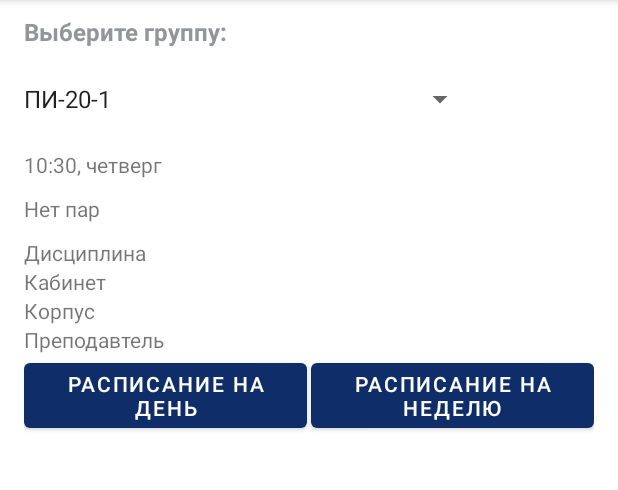
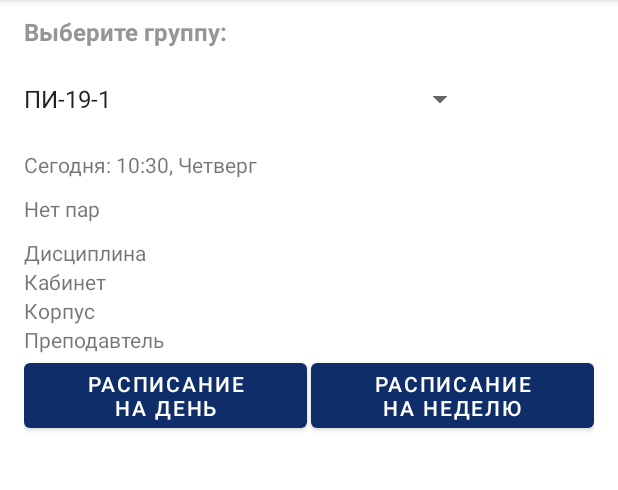
Before and after one commit to miamib34ch/HSE-MD-Timetable, an Android app: the StudentActivity screen opened directly, with no data from a screen before it, on a phone screen of 412 x 824 dp, the part 84-574 px from its top. Run offline under Robolectric (Android 15) with nearby library versions, the phone set to English and light mode, and no system bars.

Commit message:
Поменял форматирование строк в strings.xml, в StudentActivity.java сделал метод сборки моков, в StudentActivity.java и в TeacherActivity.java поменял метод добавления в лейбл даты

```diff
--- a/app/src/main/java/org/hse/timetableforhsefe/StudentActivity.java
+++ b/app/src/main/java/org/hse/timetableforhsefe/StudentActivity.java
@@ -21,18 +21,33 @@ import java.util.Locale;
 public class StudentActivity extends AppCompatActivity {
     private TextView time, status, subject, cabinet, corp, teacher;
     Date currentTime;
-    StudentActivity.Group[] mock = {
-            new StudentActivity.Group(1,"ПИ-20-1"),
-            new StudentActivity.Group(2,"ПИ-20-2"),
-            new StudentActivity.Group(3,"ПИ-19-1"),
-            new StudentActivity.Group(4,"ПИ-19-2"),
-    };
+
+    String[] course = {"ПИ","БИ"};
+    int[] year = {19,20};
+    int[] groupNumber = {1,2};
+    List<StudentActivity.Group> mock = new ArrayList<>();
+
+    void enumeration(String[] course, int[] year, int[] groupNumber){
+        int count = 1;
+        for(String s: course){
+            for(int i: year){
+                for(int j: groupNumber){
+                    mock.add(new StudentActivity.Group(count,assembly(s,i,j)));
+                    count++;
+                }
+            }
+        }
+    }
+
+    String assembly(String course, int year, int groupNumber){
+        return course + "-" + year + "-" + groupNumber;
+    }
 
     @Override
     protected void onCreate(Bundle savedInstanceState) {
         super.onCreate(savedInstanceState);
         setContentView(R.layout.activity_student);
-
+        enumeration(course, year, groupNumber);
         final Spinner spinner = findViewById(R.id.groupList);
 
         List<Group> groups = new ArrayList();
@@ -67,7 +82,7 @@ public class StudentActivity extends AppCompatActivity {
         initData();
     }
 
-    private void initGroupList(List<StudentActivity.Group> groups, StudentActivity.Group[] list){
+    private void initGroupList(List<StudentActivity.Group> groups, List<StudentActivity.Group> list){
         for (StudentActivity.Group group: list){
             groups.add(new StudentActivity.Group(group.getId(),group.getName()));
         }
@@ -76,7 +91,9 @@ public class StudentActivity extends AppCompatActivity {
     private void initTime(){
         currentTime = new Date();
         SimpleDateFormat simpleDateFormat = new SimpleDateFormat("HH:mm, EEEE", Locale.forLanguageTag("RU"));
-        time.setText(simpleDateFormat.format(currentTime));
+        String[] dateFormatSplit = simpleDateFormat.format(currentTime).split(" ");
+        String timeText = "Сегодня: "+dateFormatSplit[0]+" "+dateFormatSplit[1].substring(0,1).toUpperCase()+dateFormatSplit[1].substring(1);
+        time.setText(timeText);
     }
 
     private void initData(){
--- a/app/src/main/java/org/hse/timetableforhsefe/TeacherActivity.java
+++ b/app/src/main/java/org/hse/timetableforhsefe/TeacherActivity.java
@@ -76,7 +76,9 @@ public class TeacherActivity extends AppCompatActivity {
     private void initTime(){
         currentTime = new Date();
         SimpleDateFormat simpleDateFormat = new SimpleDateFormat("HH:mm, EEEE", Locale.forLanguageTag("RU"));
-        time.setText(simpleDateFormat.format(currentTime));
+        String[] dateFormatSplit = simpleDateFormat.format(currentTime).split(" ");
+        String timeText = "Сегодня: "+dateFormatSplit[0]+" "+dateFormatSplit[1].substring(0,1).toUpperCase()+dateFormatSplit[1].substring(1);
+        time.setText(timeText);
     }
 
     private void initData(){
--- a/app/src/main/res/values/strings.xml
+++ b/app/src/main/res/values/strings.xml
@@ -2,9 +2,7 @@
     <string name="app_name">Timetable for HSE FE</string>
     <string name="btnStd">Расписание для студентов</string>
     <string name="btnTch">Расписание для преподавателя</string>
-    <string name="timetable_day_label"><![CDATA[Расписание
-на день]]></string>
-    <string name="timetable_week_label"><![CDATA[Расписание
-на неделю]]></string>
+    <string name="timetable_day_label">Расписание\nна день</string>
+    <string name="timetable_week_label">Расписание\nна неделю</string>
     <string name="choose_group_label">Выберите группу:</string>
 </resources>
```
